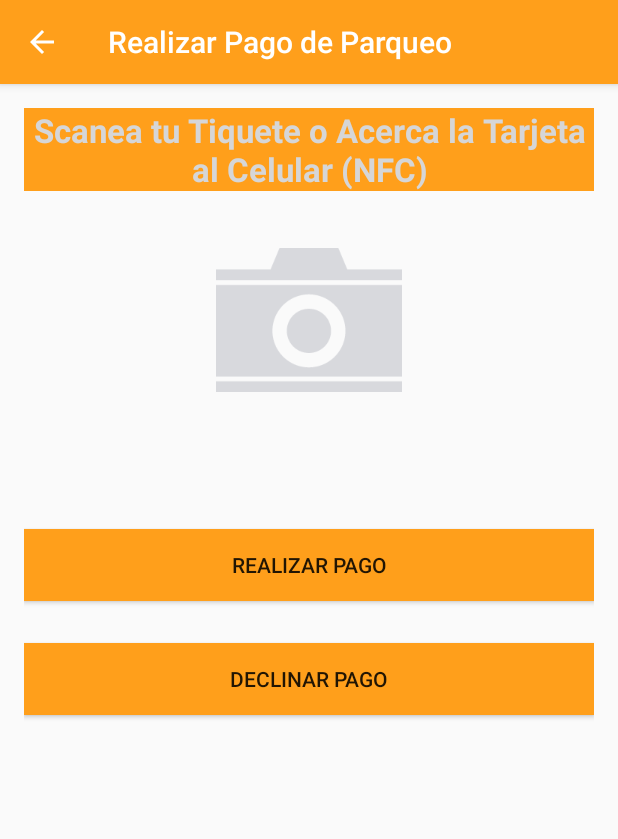
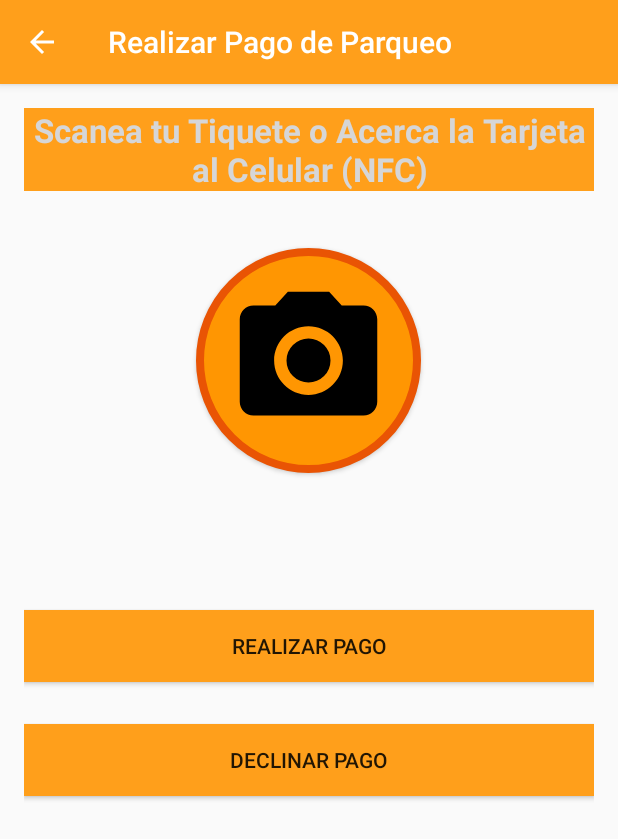
Before and after one commit to soaconsulting/FastParking, an Android app: the PaymentActivity screen opened directly, with no data from a screen before it, on a phone screen of 412 x 824 dp. Shown: the top 839 px of the screen. Run offline under Robolectric (Android 15) with nearby library versions, the phone set to English and light mode, and no system bars; libraries missing offline, so code that uses them is left out: com.google.zxing.integration.

Commit message:
Se actualizan los botones de pago para mostrar imágenes.

```diff
--- a/app/src/main/java/com/soaconsultingonline/fastparking/activity/FastParkingActivity.java
+++ b/app/src/main/java/com/soaconsultingonline/fastparking/activity/FastParkingActivity.java
@@ -11,7 +11,7 @@ import android.support.v7.widget.Toolbar;
 import android.view.Menu;
 import android.view.MenuItem;
 import android.view.View;
-import android.widget.ImageButton;
+import android.widget.Button;
 
 import com.soaconsultingonline.fastparking.R;
 import com.soaconsultingonline.fastparking.security.UserSessionManager;
@@ -21,7 +21,7 @@ public class FastParkingActivity extends AppCompatActivity
 
     // User Session Manager Class
     private UserSessionManager session;
-    private ImageButton mButton;
+    private Button mButton;
 
     @Override
     protected void onCreate(Bundle savedInstanceState) {
@@ -48,7 +48,7 @@ public class FastParkingActivity extends AppCompatActivity
         NavigationView navigationView = (NavigationView) findViewById(R.id.nav_view);
         navigationView.setNavigationItemSelectedListener(this);
 
-        mButton = (ImageButton) findViewById(R.id.pagarBtn);
+        mButton = (Button) findViewById(R.id.pagarBtn);
         mButton.setOnClickListener(new View.OnClickListener() {
             @Override
             public void onClick(View v) {
--- a/app/src/main/java/com/soaconsultingonline/fastparking/activity/PaymentActivity.java
+++ b/app/src/main/java/com/soaconsultingonline/fastparking/activity/PaymentActivity.java
@@ -6,7 +6,7 @@ import android.os.Bundle;
 import android.support.v7.app.AppCompatActivity;
 import android.support.v7.widget.Toolbar;
 import android.view.View;
-import android.widget.ImageButton;
+import android.widget.Button;
 import android.widget.TextView;
 
 import com.google.zxing.integration.android.IntentIntegrator;
@@ -15,7 +15,7 @@ import com.soaconsultingonline.fastparking.R;
 
 public class PaymentActivity extends AppCompatActivity {
 
-    private ImageButton mButton;
+    private Button mButton;
     private TextView barCode;
 
     @Override
@@ -29,7 +29,7 @@ public class PaymentActivity extends AppCompatActivity {
 
         // Scanner
         barCode = (TextView) findViewById(R.id.barCodeTextView);
-        mButton = (ImageButton) findViewById(R.id.scanButton);
+        mButton = (Button) findViewById(R.id.scanButton);
         mButton.setOnClickListener(new View.OnClickListener() {
             @Override
             public void onClick(View v) {
--- /dev/null
+++ b/app/src/main/res/drawable/fp_scan_button.xml
@@ -0,0 +1,16 @@
+<?xml version="1.0" encoding="utf-8"?>
+<layer-list xmlns:android="http://schemas.android.com/apk/res/android">
+    <item>
+        <shape android:shape="oval">
+            <stroke android:color="#e95404" android:width="5dp" />
+            <solid android:color="#ff9602"/>
+            <size android:width="150dp" android:height="150dp"/>
+        </shape>
+    </item>
+    <item
+        android:drawable="@drawable/ic_menu_camera"
+        android:bottom="20dp"
+        android:left="20dp"
+        android:right="20dp"
+        android:top="20dp"/>
+</layer-list>
--- a/app/src/main/res/layout/content_payment.xml
+++ b/app/src/main/res/layout/content_payment.xml
@@ -12,11 +12,11 @@
     tools:context="com.soaconsultingonline.fastparking.activity.PaymentActivity"
     tools:showIn="@layout/activity_payment">
 
-    <ImageButton
+    <Button
         android:layout_width="wrap_content"
         android:layout_height="wrap_content"
         android:id="@+id/scanButton"
-        android:background="@drawable/camera_xhdpi"
+        android:background="@drawable/fp_scan_button"
         android:layout_below="@+id/scanTextView"
         android:layout_centerHorizontal="true"
         android:layout_marginTop="38dp" />
```
Also changed, not shown: app/src/main/res/layout/content_fast_parking.xml (+20 -30 lines).
